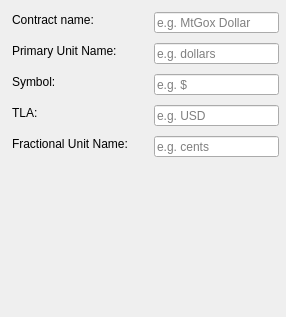
This is src/gui/widgets/pagecurrency_details.ui in Open-Transactions/Moneychanger as Qt 5 draws it before an edit. The edited form follows.
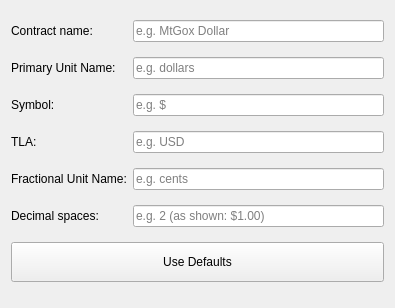
This is the edited form.

Patch:
```diff
--- a/src/gui/widgets/pagecurrency_details.ui
+++ b/src/gui/widgets/pagecurrency_details.ui
@@ -6,87 +6,58 @@
    <rect>
     <x>0</x>
     <y>0</y>
-    <width>286</width>
-    <height>317</height>
+    <width>395</width>
+    <height>308</height>
    </rect>
   </property>
   <property name="windowTitle">
    <string>WizardPage</string>
   </property>
+  <layout class="QGridLayout" name="gridLayout">
+   <item row="0" column="0">
   <widget class="QLabel" name="label">
-   <property name="geometry">
-    <rect>
-     <x>12</x>
-     <y>12</y>
-     <width>96</width>
-     <height>16</height>
-    </rect>
-   </property>
    <property name="text">
     <string>Contract name:</string>
    </property>
   </widget>
+   </item>
+   <item row="0" column="2">
   <widget class="QLineEdit" name="lineEditContractName">
-   <property name="geometry">
-    <rect>
-     <x>154</x>
-     <y>12</y>
-     <width>125</width>
-     <height>21</height>
-    </rect>
-   </property>
    <property name="placeholderText">
     <string>e.g. MtGox Dollar</string>
    </property>
   </widget>
+   </item>
+   <item row="1" column="0" colspan="2">
   <widget class="QLabel" name="label_2">
-   <property name="geometry">
-    <rect>
-     <x>12</x>
-     <y>43</y>
-     <width>120</width>
-     <height>16</height>
-    </rect>
-   </property>
    <property name="text">
     <string>Primary Unit Name:</string>
    </property>
   </widget>
+   </item>
+   <item row="1" column="2">
   <widget class="QLineEdit" name="lineEditPrimaryUnit">
-   <property name="geometry">
-    <rect>
-     <x>154</x>
-     <y>43</y>
-     <width>125</width>
-     <height>21</height>
-    </rect>
-   </property>
    <property name="placeholderText">
     <string>e.g. dollars</string>
    </property>
   </widget>
+   </item>
+   <item row="2" column="0">
   <widget class="QLabel" name="label_3">
-   <property name="geometry">
-    <rect>
-     <x>12</x>
-     <y>74</y>
-     <width>51</width>
-     <height>16</height>
-    </rect>
-   </property>
    <property name="text">
     <string>Symbol:</string>
    </property>
   </widget>
+   </item>
+   <item row="4" column="2">
+    <widget class="QLineEdit" name="lineEditFractionalUnit">
+     <property name="placeholderText">
+      <string>e.g. cents</string>
+     </property>
+    </widget>
+   </item>
+   <item row="2" column="2">
   <widget class="QLineEdit" name="lineEditSymbol">
-   <property name="geometry">
-    <rect>
-     <x>154</x>
-     <y>74</y>
-     <width>125</width>
-     <height>21</height>
-    </rect>
-   </property>
    <property name="text">
     <string/>
    </property>
@@ -94,58 +65,62 @@
     <string>e.g. $</string>
    </property>
   </widget>
+   </item>
+   <item row="3" column="0">
   <widget class="QLabel" name="label_4">
-   <property name="geometry">
-    <rect>
-     <x>12</x>
-     <y>105</y>
-     <width>29</width>
-     <height>16</height>
-    </rect>
-   </property>
    <property name="text">
     <string>TLA:</string>
    </property>
   </widget>
+   </item>
+   <item row="3" column="2">
   <widget class="QLineEdit" name="lineEditTLA">
-   <property name="geometry">
-    <rect>
-     <x>154</x>
-     <y>105</y>
-     <width>125</width>
-     <height>21</height>
-    </rect>
-   </property>
    <property name="placeholderText">
     <string>e.g. USD</string>
    </property>
   </widget>
+   </item>
+   <item row="4" column="0" colspan="2">
   <widget class="QLabel" name="label_5">
-   <property name="geometry">
-    <rect>
-     <x>12</x>
-     <y>136</y>
-     <width>134</width>
-     <height>16</height>
-    </rect>
-   </property>
    <property name="text">
     <string>Fractional Unit Name:</string>
    </property>
   </widget>
-  <widget class="QLineEdit" name="lineEditFractionalUnit">
-   <property name="geometry">
-    <rect>
-     <x>154</x>
-     <y>136</y>
-     <width>125</width>
-     <height>21</height>
-    </rect>
-   </property>
+   </item>
+   <item row="5" column="0" colspan="2">
+    <widget class="QLabel" name="label_6">
+     <property name="text">
+      <string>Decimal spaces:</string>
+     </property>
+    </widget>
+   </item>
+   <item row="5" column="2">
+    <widget class="QLineEdit" name="lineEditDecimalSpaces">
    <property name="placeholderText">
-    <string>e.g. cents</string>
-   </property>
-  </widget>
+      <string>e.g. 2 (as shown: $1.00)</string>
+     </property>
+    </widget>
+   </item>
+   <item row="6" column="0" colspan="3">
+    <widget class="QPushButton" name="pushButtonDefaults">
+     <property name="minimumSize">
+      <size>
+       <width>300</width>
+       <height>30</height>
+      </size>
+     </property>
+     <property name="maximumSize">
+      <size>
+       <width>600</width>
+       <height>40</height>
+      </size>
+     </property>
+     <property name="text">
+      <string>Use Defaults</string>
+     </property>
+    </widget>
+   </item>
+  </layout>
  </widget>
  <resources/>
  <connections/>
```
Lines whose indentation alone changed are shown as unchanged.
